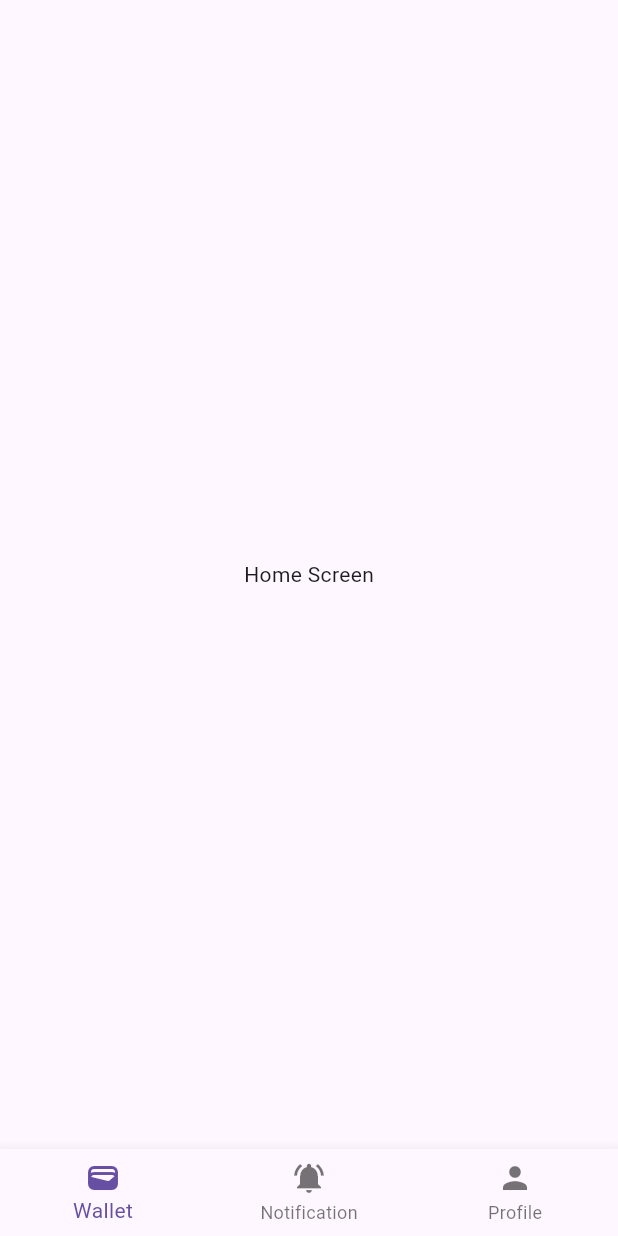
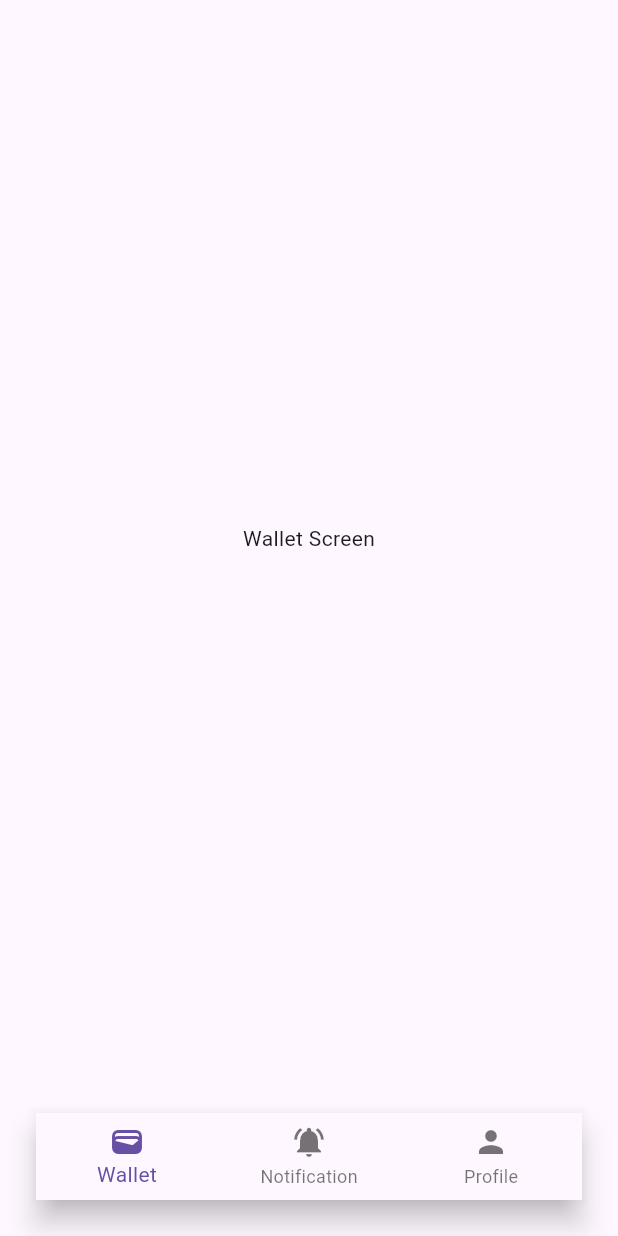
Before and after one commit to alifrizqullahmaruf/Finance-Application, a Flutter app: the BottomNavbar screen opened directly, on a phone screen of 412 x 824 dp. Run offline on Flutter 3.47's test engine with Material 3 defaults, Android fonts, the phone set to English and light mode, and no system bars.

Commit message:
bottom navbar

```diff
--- a/lib/screen/bottom-navbar/bottom_nav.dart
+++ b/lib/screen/bottom-navbar/bottom_nav.dart
@@ -14,9 +14,9 @@ class _BottomNavbarState extends State<BottomNavbar> {
   int _selectedIndex = 0;
 
   final List<Widget> _widgetOptions = <Widget>[
-    Wallet(),
+    WalletScrreen(),
     NotificationScreen(),
-    Profile(),
+    ProfileScreen(),
   ];
 
   void _onItemTapped(int index) {
@@ -31,7 +31,9 @@ class _BottomNavbarState extends State<BottomNavbar> {
       body: Center(
         child: _widgetOptions.elementAt(_selectedIndex),
       ),
-      bottomNavigationBar: BottomNavigationBar(
+      bottomNavigationBar: Padding(
+        padding: const EdgeInsets.all(24),
+        child: BottomNavigationBar(
           items: [
             BottomNavigationBarItem(icon: Icon(Icons.wallet), label: "Wallet"),
             BottomNavigationBarItem(
@@ -41,6 +43,7 @@ class _BottomNavbarState extends State<BottomNavbar> {
           currentIndex: _selectedIndex,
           onTap: _onItemTapped,
         ),
+      ),
     );
   }
 }
--- a/lib/screen/bottom-navbar/profile.dart
+++ b/lib/screen/bottom-navbar/profile.dart
@@ -1,6 +1,6 @@
 import 'package:flutter/material.dart';
 
-class Profile extends StatelessWidget {
+class ProfileScreen extends StatelessWidget {
   @override
   Widget build(BuildContext context) {
     return Container(
--- a/lib/screen/bottom-navbar/wallet.dart
+++ b/lib/screen/bottom-navbar/wallet.dart
@@ -1,11 +1,11 @@
 import 'package:flutter/material.dart';
 
-class Wallet extends StatelessWidget {
+class WalletScrreen extends StatelessWidget {
   @override
   Widget build(BuildContext context) {
     return Container(
       child: Center(
-        child: Text('Home Screen'),
+        child: Text('Wallet Screen'),
       ),
     );
   }
--- a/lib/screen/sign-in.dart
+++ b/lib/screen/sign-in.dart
@@ -1,3 +1,4 @@
+import 'package:app_test/screen/bottom-navbar/bottom_nav.dart';
 import 'package:app_test/screen/sign-up.dart';
 import 'package:flutter/material.dart';
 import 'package:app_test/widget/text_from_field.dart';
@@ -57,7 +58,10 @@ class _SignInPageState extends State<SignInPage> {
             child: Container(
               width: 300, // Mengubah nilai lebar menjadi 300
               child: MaterialButton(
-                onPressed: () {},
+                onPressed: () {
+                  Navigator.push(context,
+                      MaterialPageRoute(builder: (context) => BottomNavbar()));
+                },
                 padding:
                     const EdgeInsets.symmetric(vertical: 12, horizontal: 24),
                 color: Color(0xFF4960F9),
```
Lines whose indentation alone changed are shown as unchanged.
